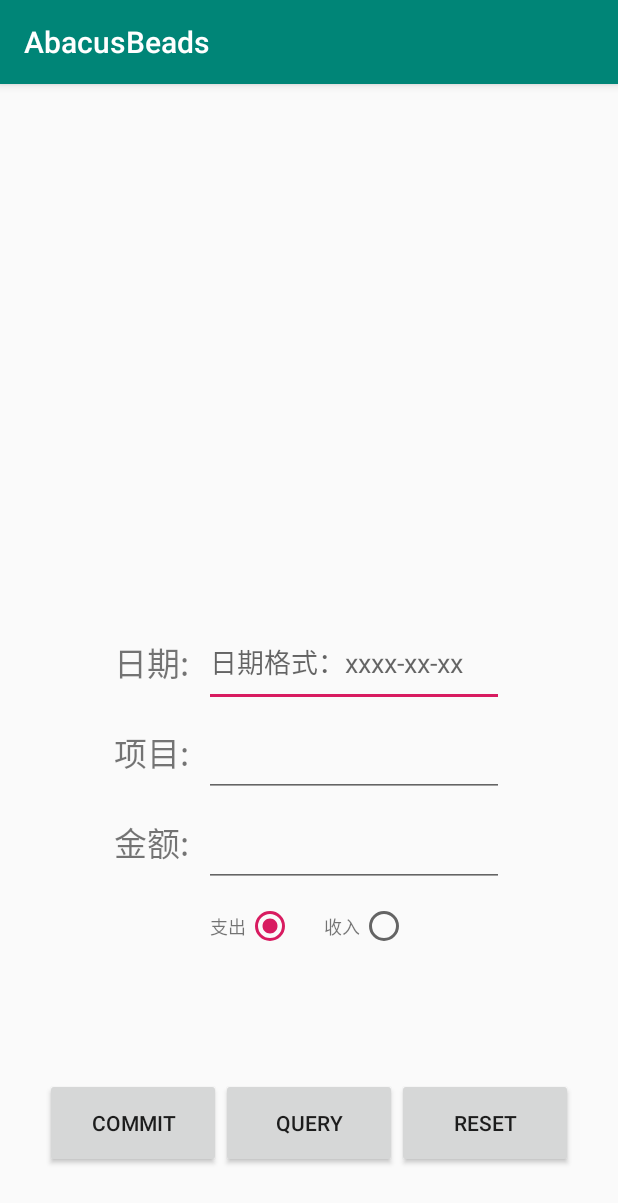
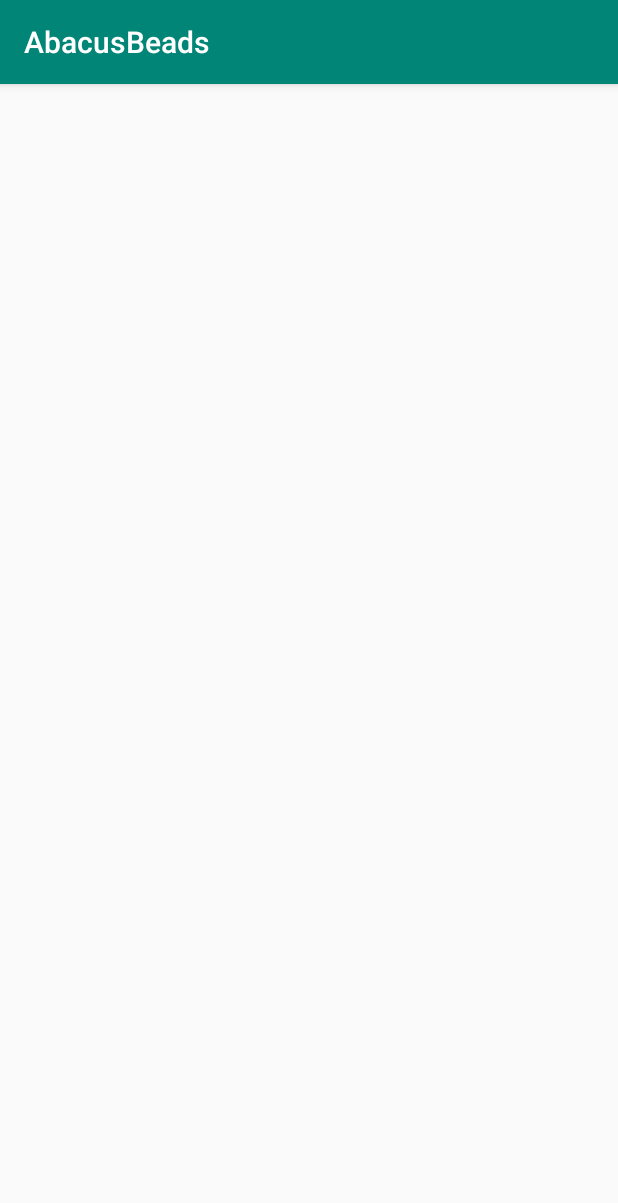
Before and after one commit to shesw/AbacusBeads, an Android app: the screen it shows after launch (OperationActivity before the commit, QueryActivity after it), after a tap on "QUERY", on a phone screen of 412 x 824 dp. Shown: the top 1203 px of the screen. Run offline under Robolectric (Android 15) with nearby library versions, the phone set to English and light mode, and no system bars; libraries missing offline, so code that uses them is left out: com.facebook.drawee, org.litepal; plain views replace SimpleDraweeView; 2 statements that could not run were skipped.

Commit message:
add jumper to query

```diff
--- a/app/src/main/AndroidManifest.xml
+++ b/app/src/main/AndroidManifest.xml
@@ -12,8 +12,9 @@
         android:roundIcon="@mipmap/ic_launcher_round"
         android:supportsRtl="true"
         android:theme="@style/AppTheme">
-        <activity android:name=".BaseActivity"></activity>
-        <activity android:name=".OperationActivity">
+        <activity android:name=".query.QueryActivity"></activity>
+        <activity android:name=".BaseActivity" />
+        <activity android:name=".operate.OperationActivity">
             <intent-filter>
                 <action android:name="android.intent.action.MAIN" />
 
--- a/app/src/main/java/com/sheswland/abacusbeads/OperationActivity.java
+++ b/app/src/main/java/com/sheswland/abacusbeads/operate/OperationActivity.java
@@ -1,4 +1,4 @@
-package com.sheswland.abacusbeads;
+package com.sheswland.abacusbeads.operate;
 
 import android.app.Activity;
 import android.support.v7.app.AppCompatActivity;
@@ -11,7 +11,10 @@ import android.widget.CheckBox;
 import android.widget.EditText;
 import android.widget.RadioGroup;
 
+import com.sheswland.abacusbeads.BaseActivity;
+import com.sheswland.abacusbeads.R;
 import com.sheswland.abacusbeads.utils.DebugLog;
+import com.sheswland.abacusbeads.utils.JumperHelper;
 import com.sheswland.abacusbeads.utils.TipUtils;
 
 public class OperationActivity extends BaseActivity implements View.OnClickListener, RadioGroup.OnCheckedChangeListener {
@@ -66,6 +69,7 @@ public class OperationActivity extends BaseActivity implements View.OnClickListe
             DebugLog.d(TAG, "bt_commit");
         } else if (id == R.id.bt_query) {
             DebugLog.d(TAG, "bt_query");
+            JumperHelper.jump2Query(mActivity);
         } else if (id == R.id.bt_reset) {
             DebugLog.d(TAG, "bt_reset");
             TipUtils.showMidToast(mActivity, "还没想好这个按钮用来干嘛");
--- /dev/null
+++ b/app/src/main/java/com/sheswland/abacusbeads/query/QueryActivity.java
@@ -0,0 +1,16 @@
+package com.sheswland.abacusbeads.query;
+
+import android.support.v7.app.AppCompatActivity;
+import android.os.Bundle;
+
+import com.sheswland.abacusbeads.BaseActivity;
+import com.sheswland.abacusbeads.R;
+
+public class QueryActivity extends BaseActivity {
+
+    @Override
+    protected void onCreate(Bundle savedInstanceState) {
+        super.onCreate(savedInstanceState);
+        setContentView(R.layout.activity_query);
+    }
+}
--- /dev/null
+++ b/app/src/main/java/com/sheswland/abacusbeads/utils/JumperHelper.java
@@ -0,0 +1,15 @@
+package com.sheswland.abacusbeads.utils;
+
+import android.app.Activity;
+import android.content.Intent;
+
+import com.sheswland.abacusbeads.query.QueryActivity;
+
+public class JumperHelper {
+    private static String TAG = "JumperHelper";
+
+    public static void jump2Query(Activity activity) {
+        Intent intent = new Intent(activity, QueryActivity.class);
+        activity.startActivity(intent);
+    }
+}
--- a/app/src/main/res/layout/activity_main.xml
+++ b/app/src/main/res/layout/activity_main.xml
@@ -4,7 +4,7 @@
     xmlns:tools="http://schemas.android.com/tools"
     android:layout_width="match_parent"
     android:layout_height="match_parent"
-    tools:context=".OperationActivity">
+    tools:context=".operate.OperationActivity">
 
     <com.facebook.drawee.view.SimpleDraweeView
         android:id="@+id/logo"
--- /dev/null
+++ b/app/src/main/res/layout/activity_query.xml
@@ -0,0 +1,9 @@
+<?xml version="1.0" encoding="utf-8"?>
+<android.support.constraint.ConstraintLayout xmlns:android="http://schemas.android.com/apk/res/android"
+    xmlns:app="http://schemas.android.com/apk/res-auto"
+    xmlns:tools="http://schemas.android.com/tools"
+    android:layout_width="match_parent"
+    android:layout_height="match_parent"
+    tools:context=".query.QueryActivity">
+
+</android.support.constraint.ConstraintLayout>
```
